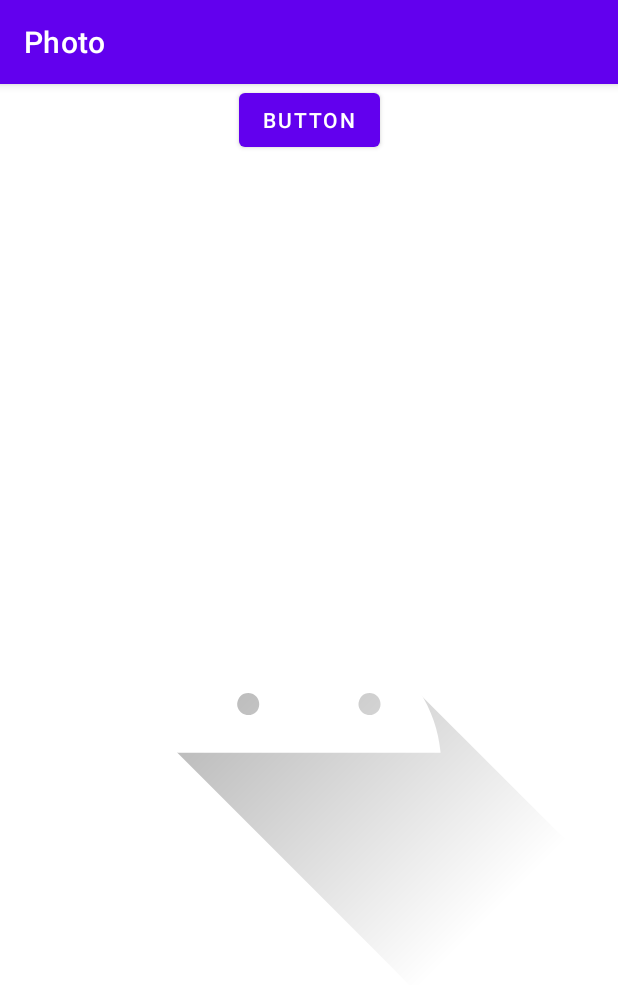
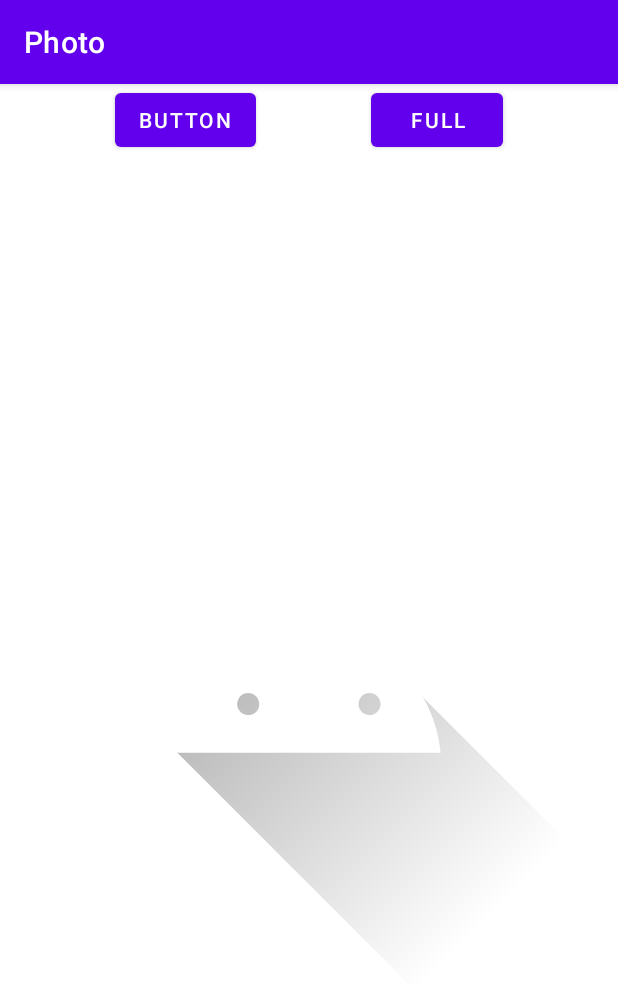
Before and after one commit to harutiro/Photo, an Android app: the screen it shows after launch (MainActivity), on a phone screen of 412 x 824 dp. Shown: the top 985 px of the screen. Run offline under Robolectric (Android 15) with nearby library versions, the phone set to English and light mode, and no system bars.

```diff
--- a/app/src/main/res/layout/activity_main.xml
+++ b/app/src/main/res/layout/activity_main.xml
@@ -12,8 +12,18 @@
         android:layout_height="wrap_content"
         android:text="Button"
         app:layout_constraintBottom_toTopOf="@+id/imageView"
+        app:layout_constraintEnd_toStartOf="@+id/button2"
+        app:layout_constraintStart_toStartOf="parent"
+        app:layout_constraintTop_toTopOf="parent" />
+
+    <Button
+        android:id="@+id/button2"
+        android:layout_width="wrap_content"
+        android:layout_height="wrap_content"
+        android:text="FUll"
+        app:layout_constraintBottom_toTopOf="@+id/imageView"
         app:layout_constraintEnd_toEndOf="parent"
-        app:layout_constraintStart_toStartOf="parent"
+        app:layout_constraintStart_toEndOf="@+id/button"
         app:layout_constraintTop_toTopOf="parent" />
 
     <ImageView
@@ -25,4 +35,5 @@
         app:layout_constraintStart_toStartOf="parent"
         app:layout_constraintTop_toBottomOf="@+id/button"
         app:srcCompat="@drawable/ic_launcher_foreground" />
+
 </androidx.constraintlayout.widget.ConstraintLayout>
```
Also changed, not shown: app/src/main/java/app/makino/harutiro/photo/MainActivity.kt (+58 -1 lines).
